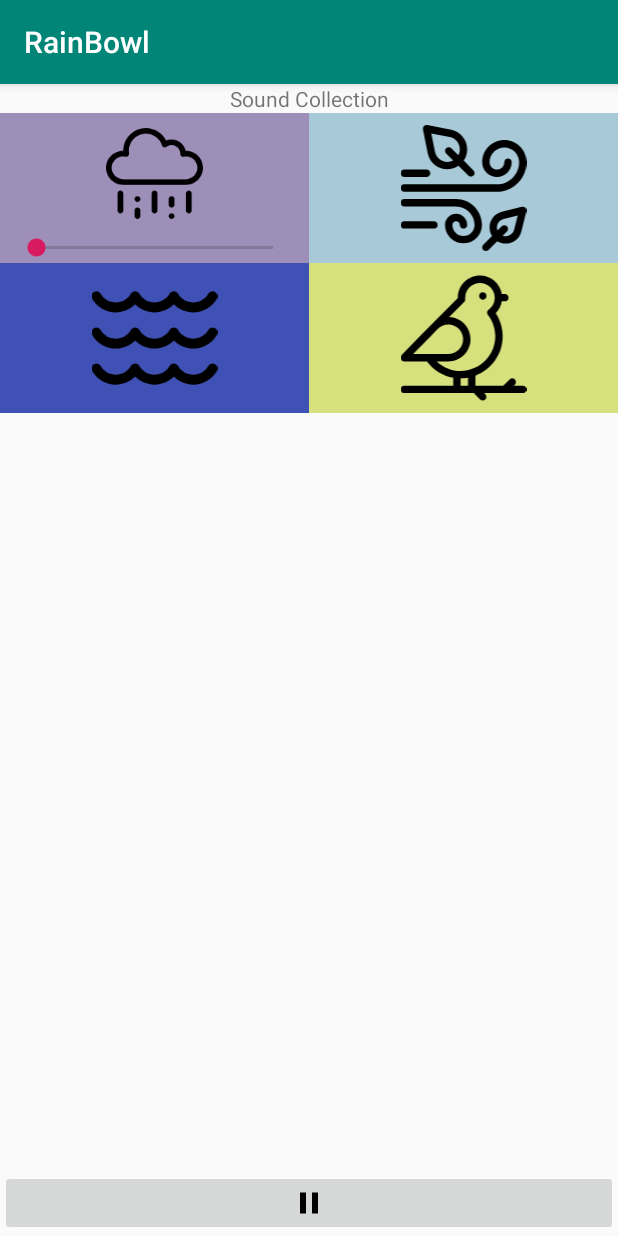
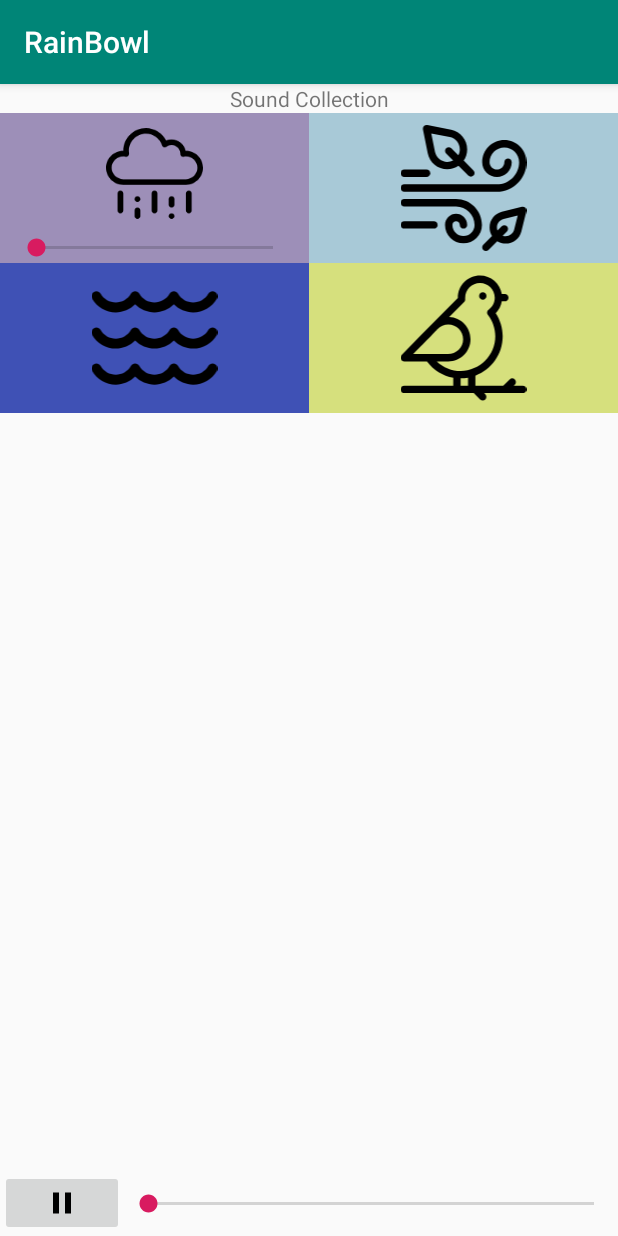
Before and after one commit to voddan/DreamyClouds, an Android app: the screen it shows after launch (MainScreenActivity), after a tap on "rain", on a phone screen of 412 x 824 dp. Run offline under Robolectric (Android 15) with nearby library versions, the phone set to English and light mode, and no system bars; libraries missing offline, so code that uses them is left out: com.google.android.exoplayer2; 4 statements that could not run were skipped.

Commit message:
Added a global volume bar UI to the main activity

```diff
--- a/app/src/main/java/org/vodopyan/rainbowl/ui/MainScreenActivity.kt
+++ b/app/src/main/java/org/vodopyan/rainbowl/ui/MainScreenActivity.kt
@@ -24,9 +24,9 @@ class MainScreenActivity : AppCompatActivity() {
 
         playersList.adapter = PlayersListAdapter(this, dataModel.players)
 
-        globalPlayPause.state.value = dataModel.allCanPlay
-        globalPlayPause.playCallback.value = dataModel::resumeAll
-        globalPlayPause.pauseCallback.value = dataModel::pauseAll
+        globalPlayPauseButton.state.value = dataModel.allCanPlay
+        globalPlayPauseButton.playCallback.value = dataModel::resumeAll
+        globalPlayPauseButton.pauseCallback.value = dataModel::pauseAll
     }
 }
 
--- a/app/src/main/res/layout/activity_main.xml
+++ b/app/src/main/res/layout/activity_main.xml
@@ -20,15 +20,42 @@
         android:layout_width="match_parent"
         android:layout_height="0dp"
         app:layout_constraintTop_toBottomOf="@id/soundCollectionHeader"
-        app:layout_constraintBottom_toTopOf="@id/globalPlayPause"
+        app:layout_constraintBottom_toTopOf="@id/globalControls"
         tools:listitem="@layout/players_2_column_item"
         android:divider="@null"
         android:id="@+id/playersList"/>
 
-   <org.vodopyan.rainbowl.ui.PlayPauseButtonView
-       android:layout_width="match_parent"
-       android:layout_height="wrap_content"
-       app:layout_constraintBottom_toBottomOf="parent"
-       android:id="@+id/globalPlayPause"/>
+    <androidx.constraintlayout.widget.ConstraintLayout
+        android:layout_width="match_parent"
+        android:layout_height="wrap_content"
+        app:layout_constraintBottom_toBottomOf="parent"
+        android:id="@+id/globalControls">
+
+        <org.vodopyan.rainbowl.ui.PlayPauseButtonView
+            android:layout_width="0dp"
+            android:layout_height="wrap_content"
+            app:layout_constraintLeft_toLeftOf="parent"
+            app:layout_constraintRight_toLeftOf="@id/guideline"
+            app:layout_constraintTop_toTopOf="parent"
+            app:layout_constraintBottom_toBottomOf="parent"
+            android:id="@+id/globalPlayPauseButton"/>
+
+        <androidx.constraintlayout.widget.Guideline
+            android:layout_width="wrap_content"
+            android:layout_height="match_parent"
+            android:orientation="vertical"
+            app:layout_constraintGuide_percent="0.2"
+            android:id="@+id/guideline"/>
+
+        <SeekBar
+            android:layout_width="0dp"
+            android:layout_height="match_parent"
+            app:layout_constraintLeft_toRightOf="@id/guideline"
+            app:layout_constraintRight_toRightOf="parent"
+            app:layout_constraintTop_toTopOf="parent"
+            app:layout_constraintBottom_toBottomOf="parent"
+            android:id="@+id/globalVolumeBar"/>
+
+    </androidx.constraintlayout.widget.ConstraintLayout>
 
 </androidx.constraintlayout.widget.ConstraintLayout>
```
